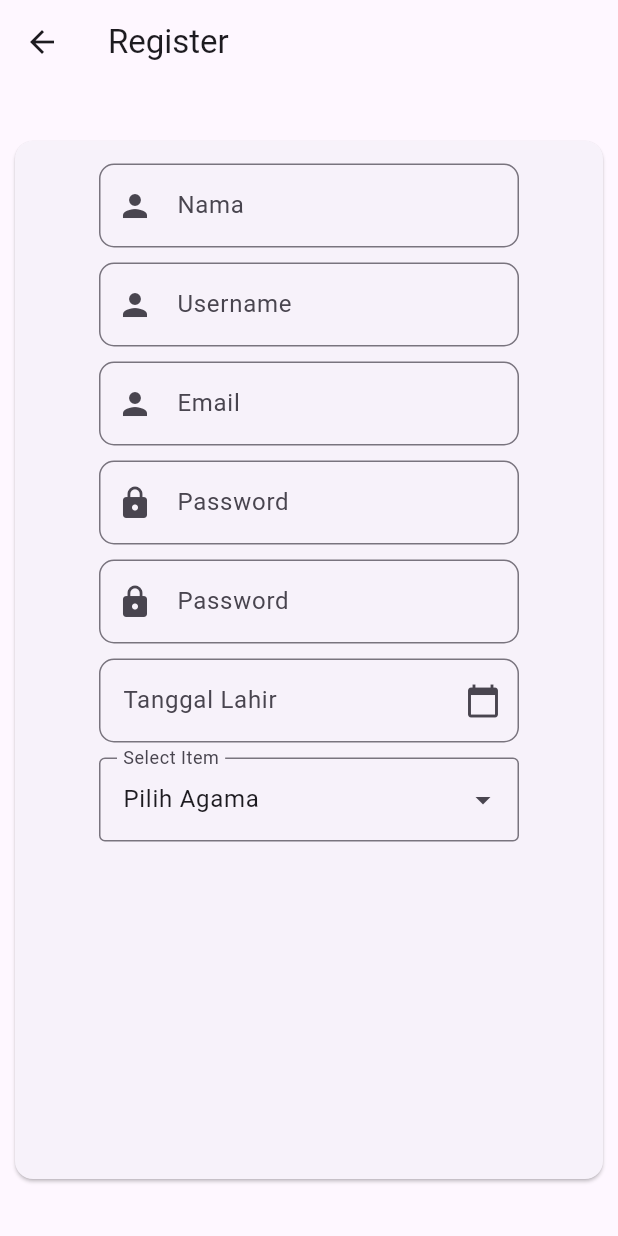
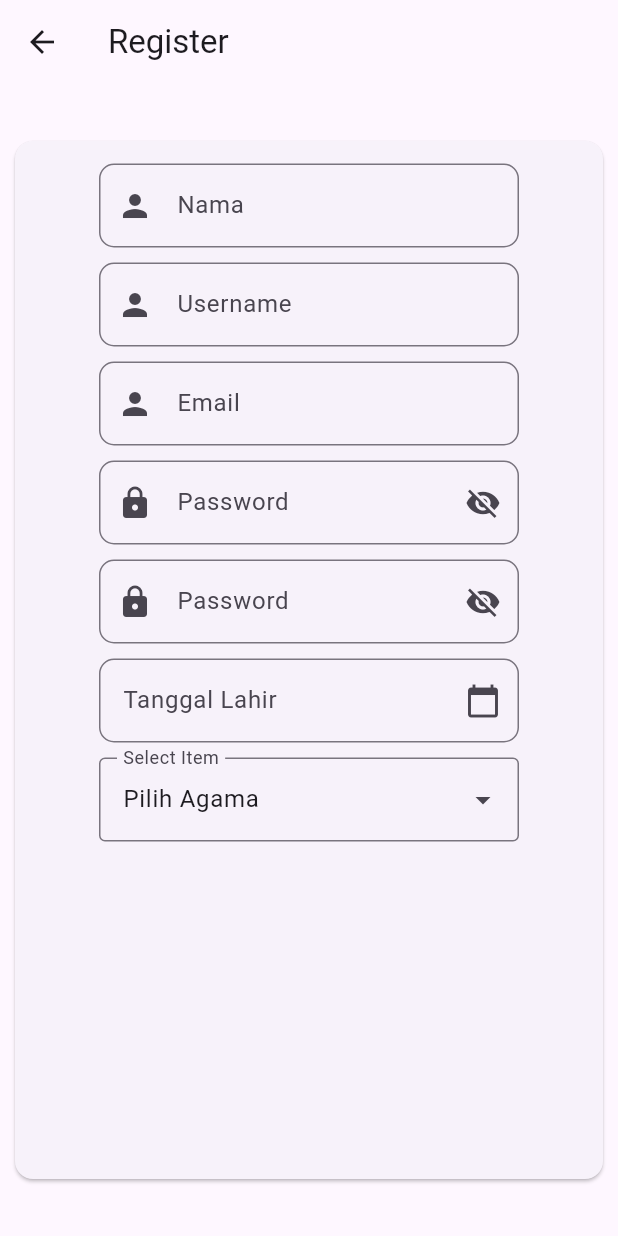
Before and after one commit to BHS-Fiks-Semester4/Fiks-Mobile, a Flutter app: the Register screen opened directly, on a phone screen of 412 x 824 dp. Run offline on Flutter 3.47's test engine with Material 3 defaults, Android fonts, the phone set to English and light mode, and no system bars.

Commit message:
Update register.dart

```diff
--- a/lib/register.dart
+++ b/lib/register.dart
@@ -5,9 +5,11 @@ class Register extends StatefulWidget {
 
   @override
   State<Register> createState() => _RegisterState();
+
 }
 
 class _RegisterState extends State<Register> {
+  bool _secured = true;
   bool _secure = true;
   TextEditingController _emailController = TextEditingController();
   TextEditingController _passwordController = TextEditingController();
@@ -88,11 +90,21 @@ class _RegisterState extends State<Register> {
                     padding: const EdgeInsets.fromLTRB(10, 5, 10, 5),
                     child: TextField(
                       controller: _passwordController,
-                      obscureText: true,
-                      decoration: const InputDecoration(
+                      obscureText: _secure,
+                      decoration: InputDecoration(
                         hintText: "Masukkan Password",
                         labelText: "Password",
-                        prefixIcon: Icon(Icons.lock),
+                        prefixIcon: const Icon(Icons.lock),
+                        suffixIcon: IconButton(
+                          icon: Icon(
+                            _secure ? Icons.visibility_off : Icons.visibility,
+                          ),
+                          onPressed: () {
+                            setState(() {
+                              _secure = !_secure;
+                            });
+                          },
+                        ),
                         border: OutlineInputBorder(
                           borderRadius: BorderRadius.all(Radius.circular(10)),
                         ),
@@ -103,12 +115,22 @@ class _RegisterState extends State<Register> {
                     width: 300,
                     padding: const EdgeInsets.fromLTRB(10, 5, 10, 5),
                     child: TextField(
-                      controller: _passwordController,
-                      obscureText: true,
-                      decoration: const InputDecoration(
-                        hintText: "Masukkan Password",
+                      controller: _confirmpw,
+                      obscureText: _secured,
+                      decoration: InputDecoration(
+                        hintText: "Konfirmasi Password",
                         labelText: "Password",
                         prefixIcon: Icon(Icons.lock),
+                        suffixIcon: IconButton(
+                          icon: Icon(
+                            _secured ? Icons.visibility_off : Icons.visibility,
+                          ),
+                          onPressed: () {
+                            setState(() {
+                              _secured = !_secured;
+                            });
+                          },
+                        ),
                         border: OutlineInputBorder(
                           borderRadius: BorderRadius.all(Radius.circular(10)),
                         ),
```
